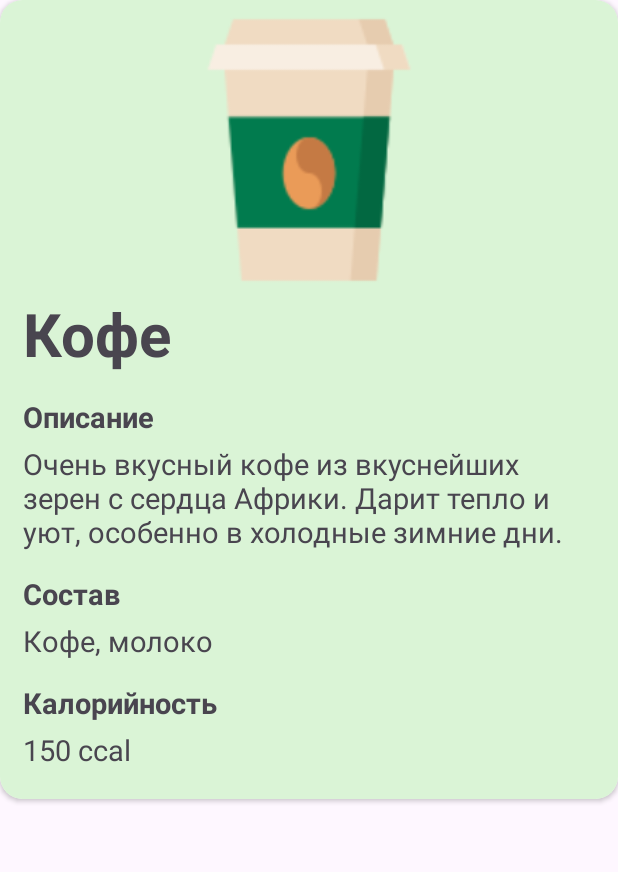
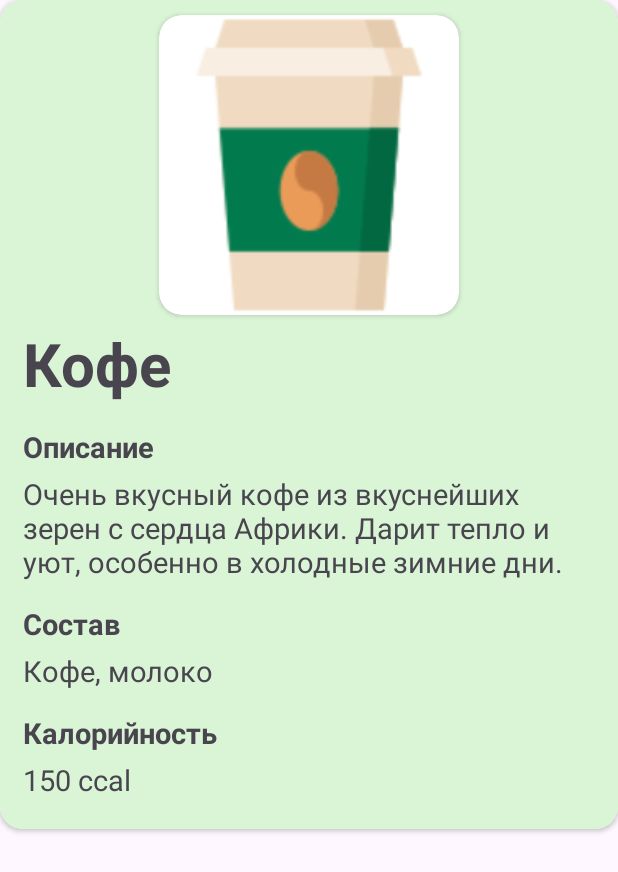
Before and after one commit to kirushaaxd/CoffeeIn_kp, an Android app: the layout item_dish_full.xml on its own in the app's theme, with its tools: preview values and no code run, on a phone screen of 412 x 824 dp. Shown: the top 872 px of the screen. Run offline under Robolectric (Android 15) with nearby library versions, the phone set to English and light mode, and no system bars.

```diff
--- a/app/src/main/java/com/example/coffeein_kp/MainActivityApp.java
+++ b/app/src/main/java/com/example/coffeein_kp/MainActivityApp.java
@@ -45,6 +45,8 @@ public class MainActivityApp extends AppCompatActivity {
         fragmentAddresses = new FragmentAddresses();
         fragmentProfile = new FragmentProfile();
 
+        StaticResources.fragmentManager = getSupportFragmentManager();
+
         navigation = (NavigationBarView) findViewById(R.id.navigation);
         navigation.setOnItemSelectedListener(new com.google.android.material.navigation.NavigationBarView.OnItemSelectedListener() {
             @Override
--- a/app/src/main/res/layout/item_dish_full.xml
+++ b/app/src/main/res/layout/item_dish_full.xml
@@ -11,14 +11,20 @@
         android:layout_width="match_parent"
         android:layout_height="match_parent"
         android:background="@color/green_lighter">
-        <ImageView
-            android:id="@+id/dish_img"
-            android:scaleType="centerCrop"
-            android:src="@drawable/app_small"
+        <androidx.cardview.widget.CardView
+            android:layout_width="200sp"
+            android:layout_height="200sp"
             android:layout_gravity="center_horizontal"
             android:layout_marginTop="10sp"
-            android:layout_width="180sp"
-            android:layout_height="180sp"/>
+            android:background="@color/green_lighter"
+            app:cardCornerRadius="15sp" >
+            <ImageView
+                android:id="@+id/dish_img"
+                android:scaleType="centerCrop"
+                android:src="@drawable/app_small"
+                android:layout_width="match_parent"
+                android:layout_height="match_parent"/>
+        </androidx.cardview.widget.CardView>
 
         <LinearLayout
             android:orientation="vertical"
```
Also changed, not shown: app/src/main/java/com/example/coffeein_kp/AdapterDishes.java (+5 -3 lines), app/src/main/java/com/example/coffeein_kp/FragmentDishInfo.java (added, +55 -0 lines), app/src/main/java/com/example/coffeein_kp/StaticResources.java (+9 -0 lines), app/src/main/res/layout/item_order.xml (+11 -8 lines).
